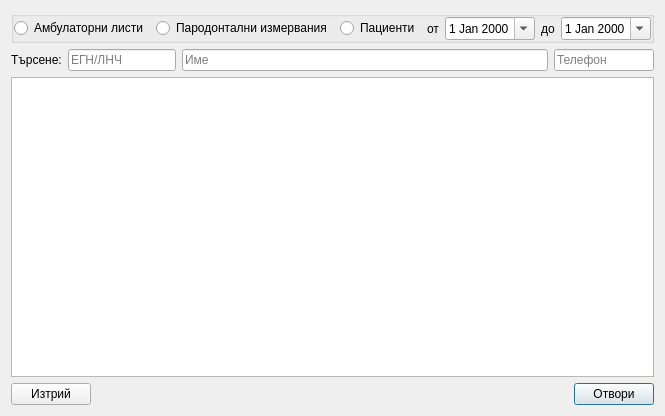
Above: src/View/AmbListSelector/AmbListSelector.ui from thefinalcutbg/DinoDent before the change. Below: the same form after it.
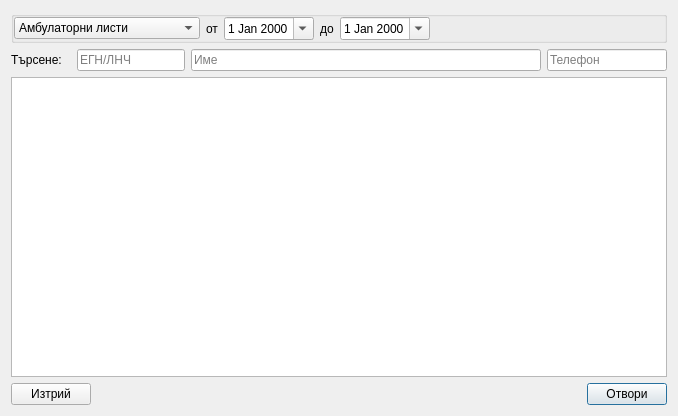
That is the form after the change. Custom widgets are drawn as their Qt base class.

The edit to the form file:
```diff
--- a/src/View/AmbListSelector/AmbListSelector.ui
+++ b/src/View/AmbListSelector/AmbListSelector.ui
@@ -6,7 +6,7 @@
    <rect>
     <x>0</x>
     <y>0</y>
-    <width>665</width>
+    <width>678</width>
     <height>416</height>
    </rect>
   </property>
@@ -33,64 +33,34 @@
        <number>0</number>
       </property>
       <item>
-       <widget class="QRadioButton" name="ambRadio">
+       <widget class="QComboBox" name="dataTypeCombo">
+        <property name="minimumSize">
+         <size>
+          <width>150</width>
+          <height>0</height>
+         </size>
+        </property>
+        <item>
         <property name="text">
          <string>Амбулаторни листи</string>
         </property>
-       </widget>
       </item>
       <item>
-       <spacer name="horizontalSpacer_3">
-        <property name="orientation">
-         <enum>Qt::Horizontal</enum>
-        </property>
-        <property name="sizeHint" stdset="0">
-         <size>
-          <width>40</width>
-          <height>20</height>
-         </size>
-        </property>
-       </spacer>
-      </item>
-      <item>
-       <widget class="QRadioButton" name="perioRadio">
         <property name="text">
          <string>Пародонтални измервания</string>
         </property>
-       </widget>
       </item>
       <item>
-       <spacer name="horizontalSpacer_4">
-        <property name="orientation">
-         <enum>Qt::Horizontal</enum>
-        </property>
-        <property name="sizeHint" stdset="0">
-         <size>
-          <width>40</width>
-          <height>20</height>
-         </size>
-        </property>
-       </spacer>
-      </item>
-      <item>
-       <widget class="QRadioButton" name="patientRadio">
         <property name="text">
          <string>Пациенти</string>
         </property>
-       </widget>
       </item>
       <item>
-       <spacer name="horizontalSpacer_2">
-        <property name="orientation">
-         <enum>Qt::Horizontal</enum>
-        </property>
-        <property name="sizeHint" stdset="0">
-         <size>
-          <width>40</width>
-          <height>20</height>
-         </size>
-        </property>
-       </spacer>
+         <property name="text">
+          <string>Финансови документи</string>
+         </property>
+        </item>
+       </widget>
       </item>
       <item>
        <widget class="QLabel" name="label">
@@ -144,6 +114,19 @@
         </property>
        </widget>
       </item>
+      <item>
+       <spacer name="horizontalSpacer_2">
+        <property name="orientation">
+         <enum>Qt::Horizontal</enum>
+        </property>
+        <property name="sizeHint" stdset="0">
+         <size>
+          <width>40</width>
+          <height>20</height>
+         </size>
+        </property>
+       </spacer>
+      </item>
      </layout>
     </widget>
    </item>
@@ -151,6 +134,18 @@
     <layout class="QHBoxLayout" name="horizontalLayout_2">
      <item>
       <widget class="QLabel" name="label_3">
+       <property name="sizePolicy">
+        <sizepolicy hsizetype="Fixed" vsizetype="Preferred">
+         <horstretch>0</horstretch>
+         <verstretch>0</verstretch>
+        </sizepolicy>
+       </property>
+       <property name="minimumSize">
+        <size>
+         <width>60</width>
+         <height>0</height>
+        </size>
+       </property>
        <property name="text">
         <string>Търсене:</string>
        </property>
@@ -177,6 +172,18 @@
      </item>
      <item>
       <widget class="QLineEdit" name="nameSearchEdit">
+       <property name="sizePolicy">
+        <sizepolicy hsizetype="Preferred" vsizetype="Fixed">
+         <horstretch>0</horstretch>
+         <verstretch>0</verstretch>
+        </sizepolicy>
+       </property>
+       <property name="minimumSize">
+        <size>
+         <width>350</width>
+         <height>0</height>
+        </size>
+       </property>
        <property name="placeholderText">
         <string>Име</string>
        </property>
@@ -192,7 +199,7 @@
        </property>
        <property name="maximumSize">
         <size>
-         <width>100</width>
+         <width>16777215</width>
          <height>16777215</height>
         </size>
        </property>
```
Lines whose indentation alone changed are shown as unchanged.
